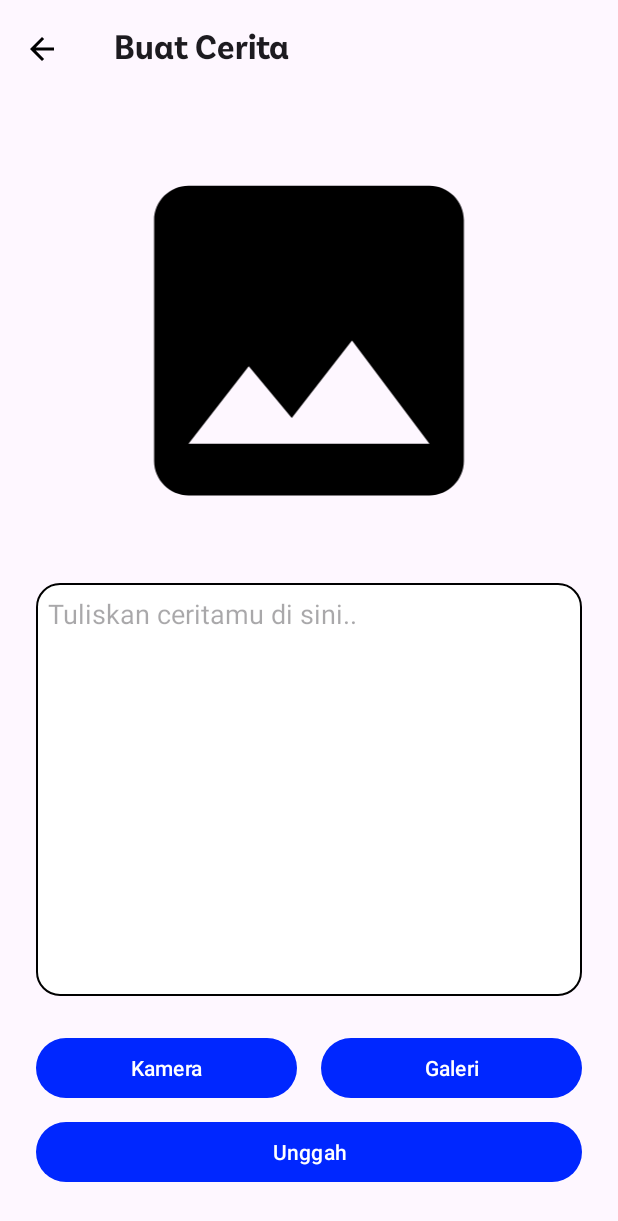
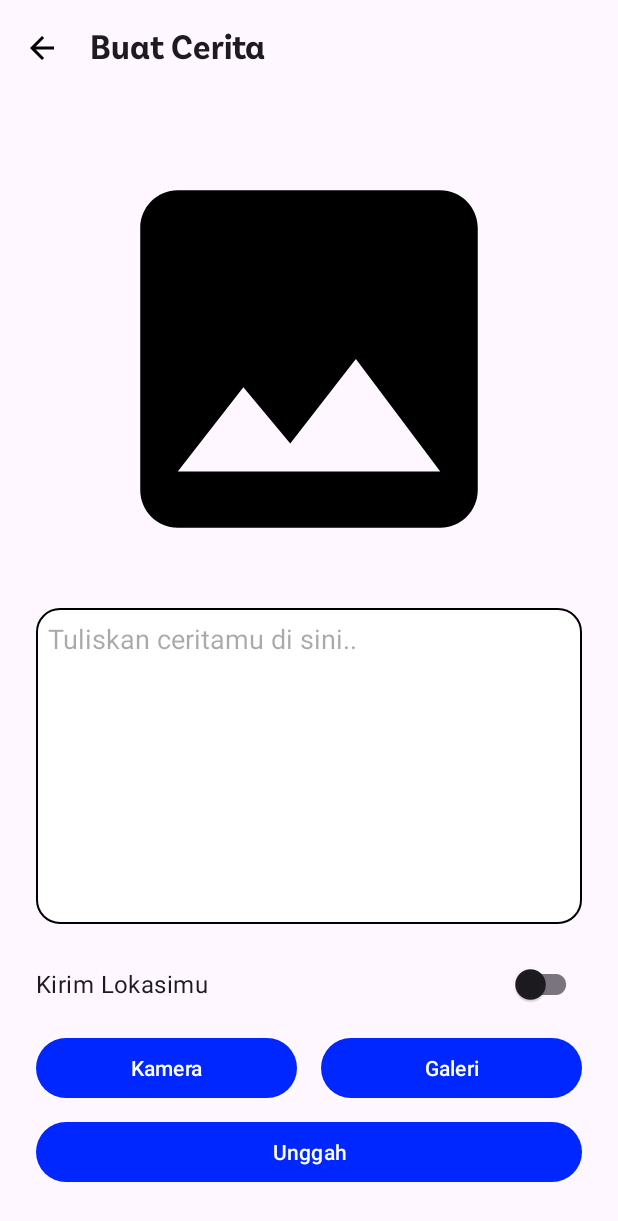
Before and after one commit to ahmadr1d1/StoryApp, an Android app: the AddStoryActivity screen opened directly, with no data from a screen before it, on a phone screen of 412 x 824 dp. Shown: the top 1221 px of the screen. Run offline under Robolectric (Android 15) with nearby library versions, the phone set to English and light mode, and no system bars; pictures from the network do not load; Roboto replaces fonts that are not available here.

Commit message:
feat: Add location sharing to story uploads
This commit introduces the ability to include location data when uploading a new story.

Key changes:
- **AddStoryActivity:**
    - Added a `SwitchMaterial` to enable/disable location sharing.
    - Implemented location permission requests and fetching the last known location using `FusedLocationProviderClient`.
    - Latitude and longitude are passed to the `AddStoryViewModel` when uploading an image if the switch is enabled.
- **AddStoryViewModel:**
    - Modified `uploadImage` function to accept optional latitude and longitude parameters.
- **Repository:**
    - Updated `uploadImage` function to include optional latitude and longitude in the API request.
- **ApiService:**
    - Modified `uploadImage` endpoint to accept optional `lat` and `lon` parameters.
- **Layout (activity_add_story.xml):**
    - Added a `SwitchMaterial` for location sharing.
    - Adjusted constraints for existing views.
- **Strings:**
    - Added new string resources for location-related messages in English, Indonesian, Malay, and French.
- **Permissions:**
    - Added `ACCESS_FINE_LOCATION` and `ACCESS_COARSE_LOCATION` permissions to `AndroidManifest.xml`.
- **Dependencies:**
    - Added `play-services-maps` and `play-services-location` to `build.gradle.kts` and `libs.versions.toml`.
- **Other:**
    - Suppressed a deprecation warning in `SettingsActivity` for `Locale` constructor.

```diff
--- a/app/build.gradle.kts
+++ b/app/build.gradle.kts
@@ -89,4 +89,7 @@ dependencies {
     implementation(libs.androidx.room.paging)
     implementation(libs.androidx.room.ktx)
     ksp(libs.room.compiler)
+
+    implementation(libs.play.services.maps.v1820)
+    implementation(libs.play.services.location)
 }
--- a/app/src/main/AndroidManifest.xml
+++ b/app/src/main/AndroidManifest.xml
@@ -9,6 +9,8 @@
         android:name="android.permission.WRITE_EXTERNAL_STORAGE"
         android:maxSdkVersion="28" />
     <uses-permission android:name="android.permission.INTERNET" />
+    <uses-permission android:name="android.permission.ACCESS_FINE_LOCATION" />
+    <uses-permission android:name="android.permission.ACCESS_COARSE_LOCATION" />
 
     <application
         android:allowBackup="true"
--- a/app/src/main/java/com/ahmadrd/storyapp/data/remote/retrofit/ApiService.kt
+++ b/app/src/main/java/com/ahmadrd/storyapp/data/remote/retrofit/ApiService.kt
@@ -40,6 +40,8 @@ interface ApiService {
     suspend fun uploadImage(
         @Part file: MultipartBody.Part,
         @Part("description") description: RequestBody,
+        @Part("lat") lat: RequestBody?,
+        @Part("lon") lon: RequestBody?
     ): UploadStoryResponse
 
     @GET("stories")
--- a/app/src/main/java/com/ahmadrd/storyapp/ui/add/AddStoryViewModel.kt
+++ b/app/src/main/java/com/ahmadrd/storyapp/ui/add/AddStoryViewModel.kt
@@ -13,8 +13,13 @@ class AddStoryViewModel(private val repository: Repository) : ViewModel() {
     private val _uploadStory = MediatorLiveData<ResultState<UploadStoryResponse>>()
     val uploadStory: LiveData<ResultState<UploadStoryResponse>> = _uploadStory
 
-    fun uploadImage(imageFile: File, description: String) {
-        val resultLiveData = repository.uploadImage(imageFile, description)
+    fun uploadImage(
+        imageFile: File,
+        description: String,
+        lat: Double?,
+        lon: Double?
+    ) {
+        val resultLiveData = repository.uploadImage(imageFile, description, lat, lon)
         _uploadStory.addSource(resultLiveData) { result ->
             _uploadStory.value = result
             if (result is ResultState.Success || result is ResultState.Error) {
--- a/app/src/main/java/com/ahmadrd/storyapp/ui/settings/SettingsActivity.kt
+++ b/app/src/main/java/com/ahmadrd/storyapp/ui/settings/SettingsActivity.kt
@@ -102,7 +102,7 @@ class SettingsActivity : AppCompatActivity() {
 
     @SuppressLint("AppBundleLocaleChanges")
     private fun updateResources(languageCode: String) {
-        val locale = Locale(languageCode)
+        @Suppress("DEPRECATION") val locale = Locale(languageCode)
         Locale.setDefault(locale)
         val config = resources.configuration
         config.setLocale(locale)
--- a/app/src/main/res/layout/activity_add_story.xml
+++ b/app/src/main/res/layout/activity_add_story.xml
@@ -1,5 +1,4 @@
 <?xml version="1.0" encoding="utf-8"?>
-
 <ScrollView xmlns:android="http://schemas.android.com/apk/res/android"
     xmlns:app="http://schemas.android.com/apk/res-auto"
     xmlns:tools="http://schemas.android.com/tools"
@@ -25,26 +24,19 @@
                 android:id="@+id/toolbarHome"
                 android:layout_width="match_parent"
                 android:layout_height="65dp"
-                android:background="?android:attr/windowBackground"
-                android:minHeight="65dp"
-                android:theme="@style/Base.Theme.StoryApp"
-                android:tint="?attr/colorOnSurfaceVariant"
                 app:navigationIcon="@drawable/baseline_arrow_back_24"
                 app:title="@string/title_add_story"
-                app:titleMargin="10dp"
-                app:titleMarginStart="20dp"
                 app:titleTextAppearance="@style/Toolbar.TitleText" />
         </com.google.android.material.appbar.AppBarLayout>
 
         <ImageView
             android:id="@+id/previewImageView"
             android:layout_width="0dp"
-            android:layout_height="0dp"
+            android:layout_height="300dp"
             android:layout_marginHorizontal="24dp"
             android:layout_marginVertical="24dp"
             android:contentDescription="@string/image_story"
             android:src="@drawable/baseline_image_24"
-            app:layout_constraintBottom_toTopOf="@+id/edAddDesc"
             app:layout_constraintEnd_toEndOf="parent"
             app:layout_constraintStart_toStartOf="parent"
             app:layout_constraintTop_toBottomOf="@+id/appBarLayout" />
@@ -53,42 +45,50 @@
             android:id="@+id/edAddDesc"
             android:layout_width="0dp"
             android:layout_height="0dp"
-            android:layout_marginBottom="24dp"
-            android:autofillHints="Cerita saya hari ini sangat seru"
+            android:layout_marginVertical="16dp"
             android:background="@drawable/rounded_background"
             android:gravity="top|start"
             android:hint="@string/hint"
             android:inputType="textMultiLine"
             android:lines="8"
             android:padding="8dp"
-            app:layout_constraintBottom_toTopOf="@+id/buttonCamera"
+            app:layout_constraintBottom_toTopOf="@+id/switch_location"
             app:layout_constraintEnd_toEndOf="@+id/buttonUpload"
             app:layout_constraintStart_toStartOf="@+id/buttonUpload"
             app:layout_constraintTop_toBottomOf="@+id/previewImageView" />
+
+        <com.google.android.material.switchmaterial.SwitchMaterial
+            android:id="@+id/switch_location"
+            android:layout_width="0dp"
+            android:layout_height="wrap_content"
+            android:layout_marginVertical="8dp"
+            android:text="@string/share_your_location"
+            android:textSize="16sp"
+            app:layout_constraintBottom_toTopOf="@+id/buttonCamera"
+            app:layout_constraintEnd_toEndOf="@+id/edAddDesc"
+            app:layout_constraintStart_toStartOf="@+id/edAddDesc" />
 
         <Button
             android:id="@+id/buttonCamera"
             android:layout_width="0dp"
             android:layout_height="wrap_content"
-            android:layout_marginStart="24dp"
+            android:layout_marginTop="24dp"
+            android:layout_marginBottom="8dp"
             android:layout_marginEnd="8dp"
-            android:layout_marginBottom="8dp"
             android:text="@string/camera"
             app:layout_constraintBottom_toTopOf="@+id/buttonUpload"
             app:layout_constraintEnd_toStartOf="@+id/buttonGallery"
             app:layout_constraintHorizontal_bias="0.5"
-            app:layout_constraintHorizontal_chainStyle="spread_inside"
-            app:layout_constraintStart_toStartOf="parent" />
+            app:layout_constraintStart_toStartOf="@+id/switch_location" />
 
         <Button
             android:id="@+id/buttonGallery"
             android:layout_width="0dp"
             android:layout_height="wrap_content"
             android:layout_marginStart="8dp"
-            android:layout_marginEnd="24dp"
             android:text="@string/gallery"
             app:layout_constraintBottom_toBottomOf="@+id/buttonCamera"
-            app:layout_constraintEnd_toEndOf="parent"
+            app:layout_constraintEnd_toEndOf="@+id/switch_location"
             app:layout_constraintHorizontal_bias="0.5"
             app:layout_constraintStart_toEndOf="@+id/buttonCamera"
             app:layout_constraintTop_toTopOf="@+id/buttonCamera" />
--- a/app/src/main/res/values/strings.xml
+++ b/app/src/main/res/values/strings.xml
@@ -56,6 +56,11 @@
     <string name="allow">Izinkan</string>
     <string name="cancel">Batal</string>
     <string name="success_add_story">Berhasil Membuat Story baru!</string>
+    <string name="share_your_location">Kirim Lokasimu</string>
+    <string name="upload_failed">Unggahan gagal</string>
+    <string name="location_found">Lokasi berhasil ditemukan!</string>
+    <string name="location_not_found">Lokasi tidak ditemukan. Pastikan GPS Anda aktif.</string>
+    <string name="location_permission_denied">Izin lokasi ditolak, fitur lokasi tidak dapat digunakan.</string>
 
     <!-- SettingsActivity -->
     <string name="dark_mode">Mode Gelap</string>
--- a/gradle/libs.versions.toml
+++ b/gradle/libs.versions.toml
@@ -15,6 +15,8 @@ constraintlayout = "2.2.1"
 converterGson = "2.9.0"
 lifecycleRuntimeKtx = "2.9.1"
 loggingInterceptor = "4.12.0"
+playServicesLocation = "21.3.0"
+playServicesMapsVersion = "19.2.0"
 retrofit = "3.0.0"
 exifinterface = "1.4.1"
 cameraxVersion = "1.4.2"
@@ -47,6 +49,8 @@ camera-lifecycle = { module = "androidx.camera:camera-lifecycle", version.ref =
 camera-view = { module = "androidx.camera:camera-view", version.ref = "cameraxVersion" }
 androidx-lifecycle-runtime-ktx = { module = "androidx.lifecycle:lifecycle-runtime-ktx", version.ref = "lifecycleRuntimeKtx" }
 logging-interceptor = { module = "com.squareup.okhttp3:logging-interceptor", version.ref = "loggingInterceptor" }
+play-services-location = { module = "com.google.android.gms:play-services-location", version.ref = "playServicesLocation" }
+play-services-maps-v1820 = { module = "com.google.android.gms:play-services-maps", version.ref = "playServicesMapsVersion" }
 retrofit = { module = "com.squareup.retrofit2:retrofit", version.ref = "retrofit" }
 retrofit2-converter-gson = { module = "com.squareup.retrofit2:converter-gson", version.ref = "converterGson" }
 androidx-exifinterface = { module = "androidx.exifinterface:exifinterface", version.ref = "exifinterface" }
```
Also changed, not shown: app/src/main/java/com/ahmadrd/storyapp/data/Repository.kt (+18 -14 lines), app/src/main/java/com/ahmadrd/storyapp/ui/add/AddStoryActivity.kt (+68 -1 lines), 3 other files.
